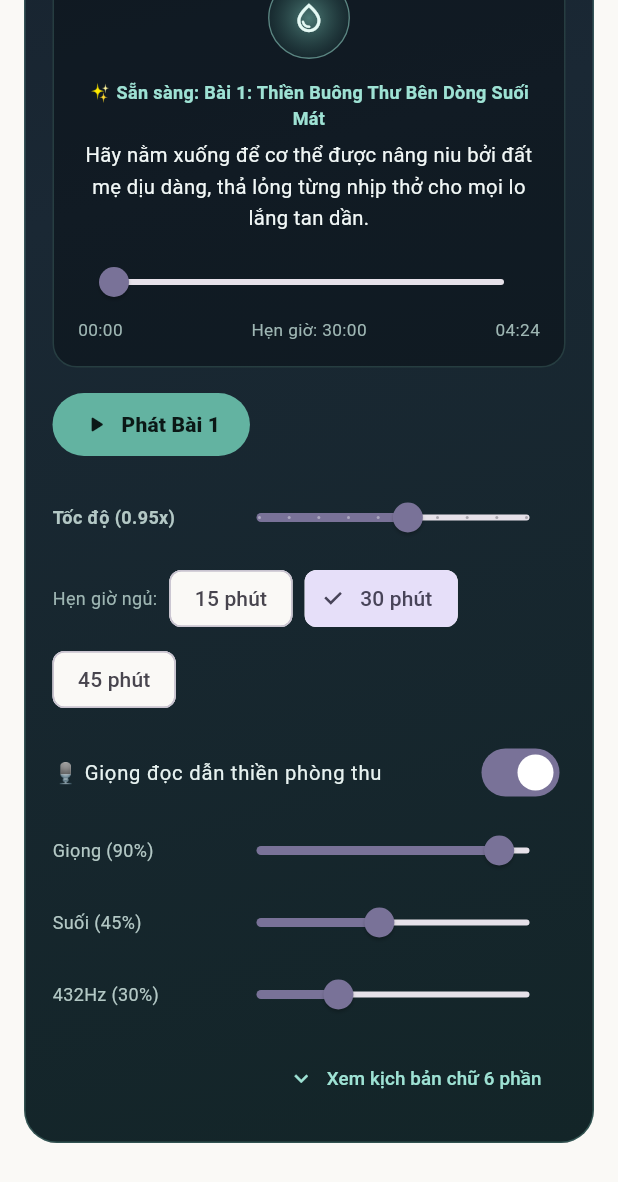
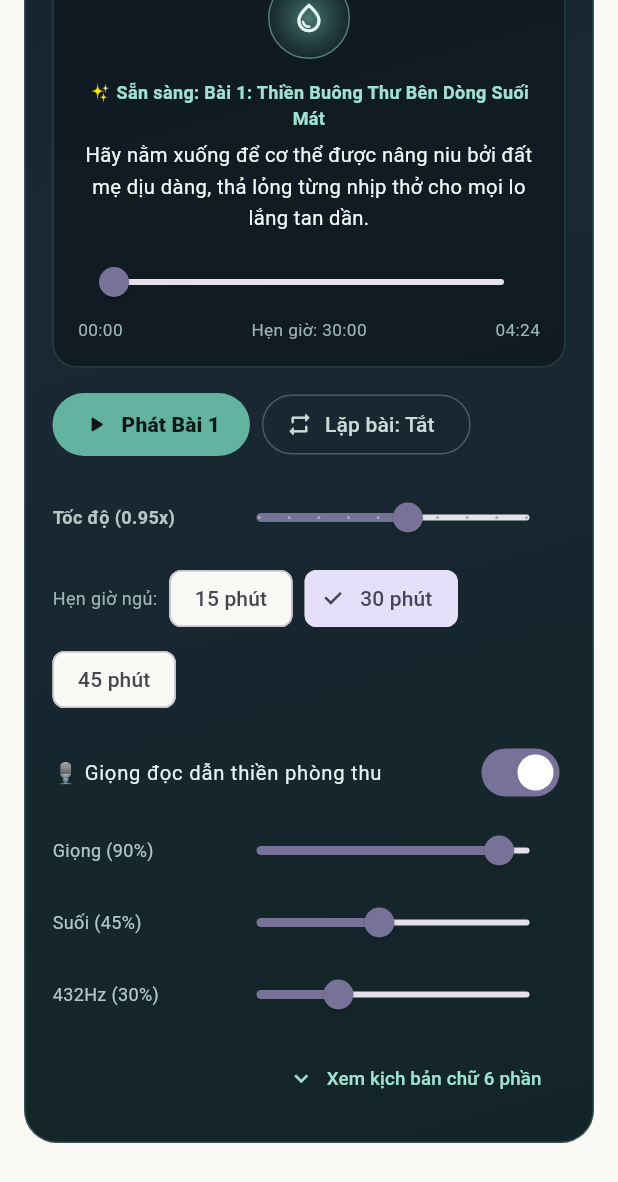
Before and after one commit to nhat-vien/cognitive-toolkit, a Flutter app: the SleepMeditationScreen widget shown alone on an empty page, opened directly, scrolled down 576 dp, on a phone screen of 412 x 824 dp. Shown: the top 1182 px of the screen. Run offline on Flutter 3.47's test engine with Material 3 defaults, Android fonts, the phone set to English and light mode, and no system bars; our stand-ins replace fl_chart, flutter_riverpod, flutter_secure_storage, just_audio, local_auth, pdf and 1 more; missing offline and left inert: health; accounts and stored records are empty.

Commit message:
feat(sleep,ci): add Repeat/Loop mode per meditation track & fix Gradle 8 in-place GCS Maven mirror

```diff
--- a/apps/mobile-flutter/lib/presentation/screens/sleep_meditation_screen.dart
+++ b/apps/mobile-flutter/lib/presentation/screens/sleep_meditation_screen.dart
@@ -56,6 +56,7 @@ class _SleepMeditationScreenState extends State<SleepMeditationScreen>
   double _voiceSpeed = 0.95;
   double _ambientVolume = 0.45;
   double _freq432Volume = 0.30;
+  bool _loopTrack = false;
   bool _showFullScript = false;
 
   Timer? _sessionTimer;
@@ -185,6 +186,7 @@ class _SleepMeditationScreenState extends State<SleepMeditationScreen>
     try {
       await _voicePlayer.stop();
       await _voicePlayer.setAsset(track.audioAssetPath);
+      await _voicePlayer.setLoopMode(_loopTrack ? LoopMode.one : LoopMode.off);
       await _voicePlayer.setSpeed(_voiceSpeed);
       await _voicePlayer.setVolume(_voiceEnabled ? _voiceVolume : 0.0);
       unawaited(_voicePlayer.play());
@@ -437,6 +439,37 @@ class _SleepMeditationScreenState extends State<SleepMeditationScreen>
                               : 'Tạm dừng',
                       style: const TextStyle(fontWeight: FontWeight.w800),
                     ),
+                  ),
+                  OutlinedButton.icon(
+                    style: OutlinedButton.styleFrom(
+                      backgroundColor: _loopTrack
+                          ? const Color(0xFF7EC8B8).withValues(alpha: 0.22)
+                          : Colors.transparent,
+                      foregroundColor: _loopTrack
+                          ? const Color(0xFFE9FBF7)
+                          : const Color(0xFFCBD9D7),
+                      side: BorderSide(
+                        color: _loopTrack
+                            ? const Color(0xFF7EC8B8)
+                            : Colors.white24,
+                      ),
+                    ),
+                    onPressed: () {
+                      final next = !_loopTrack;
+                      setState(() => _loopTrack = next);
+                      unawaited(
+                        _voicePlayer.setLoopMode(
+                          next ? LoopMode.one : LoopMode.off,
+                        ),
+                      );
+                    },
+                    icon: Icon(
+                      _loopTrack
+                          ? Icons.repeat_one_rounded
+                          : Icons.repeat_rounded,
+                      size: 18,
+                    ),
+                    label: Text(_loopTrack ? 'Lặp bài: Bật' : 'Lặp bài: Tắt'),
                   ),
                   if (_phase != _MeditationPhase.idle)
                     OutlinedButton.icon(
--- a/apps/mobile-flutter/ota-version.json
+++ b/apps/mobile-flutter/ota-version.json
@@ -1,6 +1,6 @@
 {
   "version": "1.0.4",
-  "buildNumber": 8,
+  "buildNumber": 9,
   "releaseName": "Haven — Bộ 3 Bài Thiền Buông Thư Giọng Đọc Studio (Nam Trầm & Nữ Dịu Ấm)",
   "releaseNotesVi": "• Bổ sung trọn bộ 3 bài Thiền Buông Thư chất lượng phòng thu: Bài 1 (Giọng Nam Trầm Ấm), Bài 2 (Giọng Nữ Dịu Ấm cùng Haven — Gột Rửa Phiền Lo), và Bài 3 (Giọng Nam Trầm Sâu — Giấc Ngủ Sâu).\n• Hỗ trợ thanh tua thời gian, chỉnh tốc độ đọc chậm/vừa, kết hợp tiếng suối chảy êm dịu và hẹn giờ tắt nhạc ngủ 15/30/45 phút.",
   "publishedAt": "2026-11-22T00:30:00Z",
```
Also changed, not shown: 2 other files.
